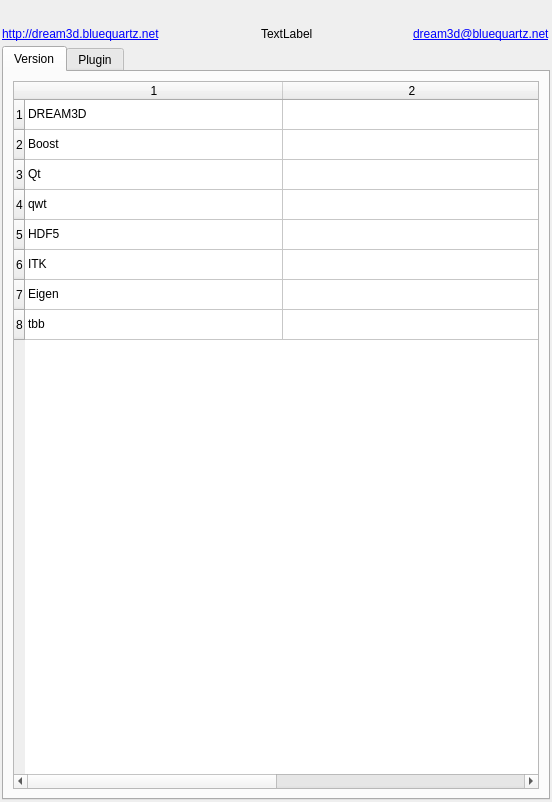
BlueQuartzSoftware/DREAM3D, file Source/Applications/DREAM3D/UI_Files/AboutDREAM3D.ui: the form before one commit.
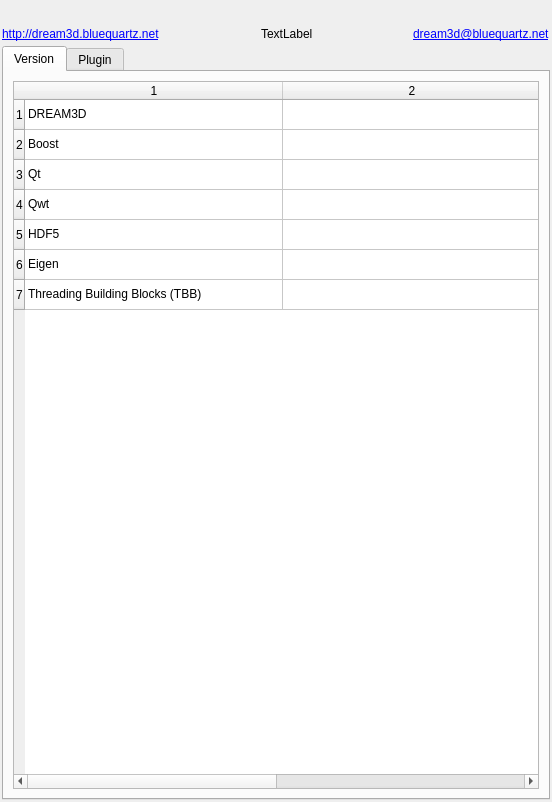
The form after the commit. Icons and pictures are not drawn.

Commit message: Removed ITK from version items

Patch:
```diff
--- a/Source/Applications/DREAM3D/UI_Files/AboutDREAM3D.ui
+++ b/Source/Applications/DREAM3D/UI_Files/AboutDREAM3D.ui
@@ -143,7 +143,7 @@
        <item>
         <widget class="QTableWidget" name="version">
          <property name="rowCount">
-          <number>8</number>
+          <number>7</number>
          </property>
          <property name="columnCount">
           <number>2</number>
@@ -158,7 +158,6 @@
          <row/>
          <row/>
          <row/>
-         <row/>
          <column/>
          <column/>
          <item row="0" column="0">
@@ -178,7 +177,7 @@
          </item>
          <item row="3" column="0">
           <property name="text">
-           <string>qwt</string>
+           <string>Qwt</string>
           </property>
          </item>
          <item row="4" column="0">
@@ -188,17 +187,12 @@
          </item>
          <item row="5" column="0">
           <property name="text">
-           <string>ITK</string>
-          </property>
-         </item>
-         <item row="6" column="0">
-          <property name="text">
            <string>Eigen</string>
           </property>
          </item>
-         <item row="7" column="0">
+         <item row="6" column="0">
           <property name="text">
-           <string>tbb</string>
+           <string>Threading Building Blocks (TBB)</string>
           </property>
          </item>
         </widget>
```
Left out of the diff: 22 changed lines with no effect on the pictures. The commit also changes 1 other file.
